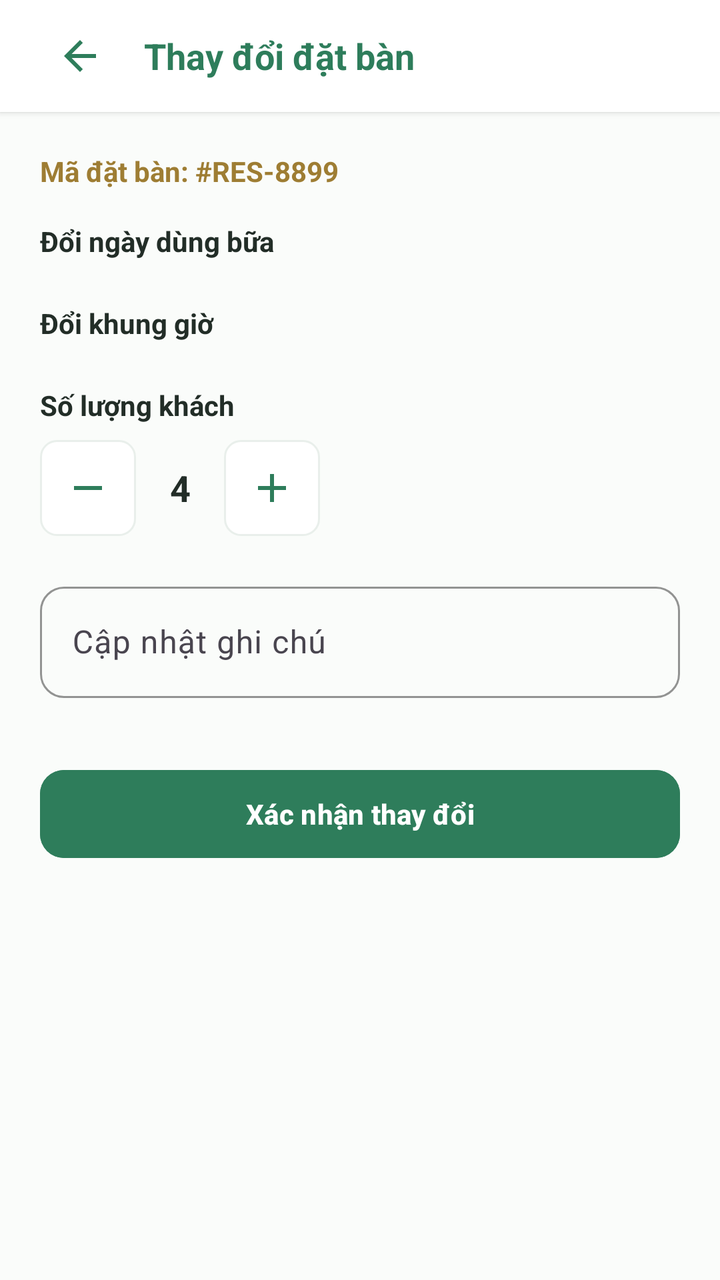
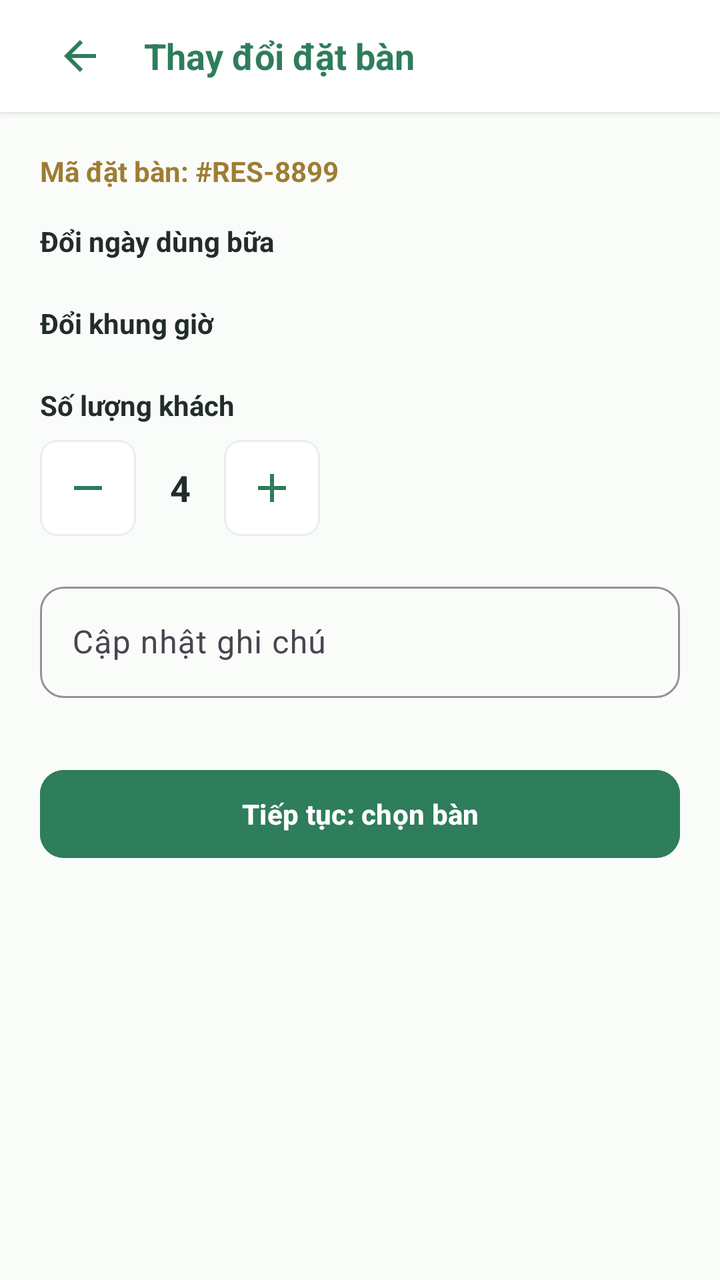

Two renders of the same Android screen: before a commit and after it. Below are the layout's source before the change and the commit's diff.
<!-- AndroidManifest.xml: application theme Theme.VietTable -->
<!-- res/layout/fragment_res_change.xml -->
<?xml version="1.0" encoding="utf-8"?>
<ScrollView
    xmlns:android="http://schemas.android.com/apk/res/android"
    xmlns:app="http://schemas.android.com/apk/res-auto"
    android:layout_width="match_parent"
    android:layout_height="match_parent"
    android:background="@color/bg_cream"
    android:fillViewport="true">

    <LinearLayout
        android:layout_width="match_parent"
        android:layout_height="wrap_content"
        android:orientation="vertical">

        
        <LinearLayout
            android:layout_width="match_parent"
            android:layout_height="wrap_content"
            android:minHeight="56dp"
            android:tag="safe_top"
            android:background="@color/surface"
            android:elevation="2dp"
            android:gravity="center_vertical"
            android:orientation="horizontal"
            android:paddingHorizontal="16dp">

        <ImageButton
            android:id="@+id/btnBack"
            android:layout_width="48dp"
            android:layout_height="48dp"
            android:contentDescription="@string/a11y_back"
                android:background="?attr/selectableItemBackgroundBorderless"
                android:src="@drawable/ic_back"
                app:tint="@color/primary" />

            <TextView
                android:layout_width="0dp"
                android:layout_height="wrap_content"
                android:layout_marginStart="8dp"
                android:layout_weight="1"
                android:text="Thay đổi đặt bàn"
                android:textColor="@color/primary"
                android:textSize="18sp"
                android:textStyle="bold" />
        </LinearLayout>

        <LinearLayout
            android:layout_width="match_parent"
            android:layout_height="wrap_content"
            android:orientation="vertical"
            android:padding="20dp">

            <TextView
                android:id="@+id/tvResChangeId"
                android:layout_width="match_parent"
                android:layout_height="wrap_content"
                android:text="Mã đặt bàn: #RES-8899"
                android:textColor="@color/accent_gold_dark"
                android:textSize="14sp"
                android:textStyle="bold" />

            
            <TextView
                android:layout_width="match_parent"
                android:layout_height="wrap_content"
                android:layout_marginTop="16dp"
                android:text="Đổi ngày dùng bữa"
                android:textColor="@color/text_primary"
                android:textSize="14sp"
                android:textStyle="bold" />

            <com.google.android.material.chip.ChipGroup
                android:id="@+id/chipGroupChangeDate"
                android:layout_width="match_parent"
                android:layout_height="wrap_content"
                android:layout_marginTop="6dp"
                app:singleSelection="true" />

            
            <TextView
                android:layout_width="match_parent"
                android:layout_height="wrap_content"
                android:layout_marginTop="16dp"
                android:text="Đổi khung giờ"
                android:textColor="@color/text_primary"
                android:textSize="14sp"
                android:textStyle="bold" />

            <com.google.android.material.chip.ChipGroup
                android:id="@+id/chipGroupChangeTime"
                android:layout_width="match_parent"
                android:layout_height="wrap_content"
                android:layout_marginTop="6dp"
                app:singleSelection="true" />

            
            <TextView
                android:layout_width="match_parent"
                android:layout_height="wrap_content"
                android:layout_marginTop="16dp"
                android:text="Số lượng khách"
                android:textColor="@color/text_primary"
                android:textSize="14sp"
                android:textStyle="bold" />

            <LinearLayout
                android:layout_width="wrap_content"
                android:layout_height="wrap_content"
                android:layout_marginTop="8dp"
                android:gravity="center_vertical"
                android:orientation="horizontal">

                <ImageButton
                    android:id="@+id/btnChangeMinusGuest"
                    android:layout_width="48dp"
                    android:layout_height="48dp"
                    android:contentDescription="@string/a11y_decrease"
                    android:background="@drawable/bg_badge"
                    android:src="@drawable/ic_remove"
                    app:tint="@color/primary" />

                <TextView
                    android:id="@+id/tvChangeGuestCount"
                    android:layout_width="44dp"
                    android:layout_height="wrap_content"
                    android:gravity="center"
                    android:text="4"
                    android:textColor="@color/text_primary"
                    android:textSize="18sp"
                    android:textStyle="bold" />

                <ImageButton
                    android:id="@+id/btnChangePlusGuest"
                    android:layout_width="48dp"
                    android:layout_height="48dp"
                    android:contentDescription="@string/a11y_increase"
                    android:background="@drawable/bg_badge"
                    android:src="@drawable/ic_add"
                    app:tint="@color/primary" />
            </LinearLayout>

            
            <com.google.android.material.textfield.TextInputLayout
                style="@style/Widget.VietTable.TextInputLayout"
                android:layout_width="match_parent"
                android:layout_height="wrap_content"
                android:layout_marginTop="20dp"
                android:hint="Cập nhật ghi chú">

                <com.google.android.material.textfield.TextInputEditText
                    android:id="@+id/etChangeNote"
                    android:layout_width="match_parent"
                    android:layout_height="wrap_content" />
            </com.google.android.material.textfield.TextInputLayout>

            <com.google.android.material.button.MaterialButton
                android:id="@+id/btnSubmitChange"
                style="@style/Widget.VietTable.Button.Primary"
                android:layout_width="match_parent"
                android:layout_height="wrap_content"
                android:layout_marginTop="32dp"
                android:text="Xác nhận thay đổi" />

        </LinearLayout>
    </LinearLayout>
</ScrollView>
<!-- resources referenced by this layout -->
<resources>
  <color name="accent_gold_dark">#9E7D33</color>
  <color name="bg_cream">#FAFCFA</color>
  <color name="primary">#2E7D5B</color>
  <color name="surface">#FFFFFF</color>
  <color name="text_primary">#222D27</color>
  <!-- drawable bg_badge (drawable) -->
  <?xml version="1.0" encoding="utf-8"?>
  <shape xmlns:android="http://schemas.android.com/apk/res/android"
      android:shape="rectangle">
      <corners android:radius="8dp" />
      <solid android:color="@color/surface" />
      <stroke android:width="1dp" android:color="@color/divider" />
  </shape>
  <!-- drawable ic_add (drawable) -->
  <vector xmlns:android="http://schemas.android.com/apk/res/android"
      android:width="24dp"
      android:height="24dp"
      android:viewportWidth="24"
      android:viewportHeight="24">
      <path
          android:fillColor="#FF000000"
          android:pathData="M19,13h-6v6h-2v-6H5v-2h6V5h2v6h6v2z"/>
  </vector>
  <!-- drawable ic_remove (drawable) -->
  <vector xmlns:android="http://schemas.android.com/apk/res/android"
      android:width="24dp"
      android:height="24dp"
      android:viewportWidth="24"
      android:viewportHeight="24">
      <path
          android:fillColor="#FF000000"
          android:pathData="M19,13H5v-2h14v2z"/>
  </vector>
  <string name="a11y_back">Quay lại</string>
  <string name="a11y_decrease">Giảm số lượng</string>
  <string name="a11y_increase">Tăng số lượng</string>
  <style name="Theme.VietTable" parent="Base.Theme.VietTable" />
  <color name="divider">#E9EFEB</color>
  <dimen name="btn_height_primary">52dp</dimen>
  <dimen name="radius_medium">12dp</dimen>
  <style name="TextAppearance.VietTable.Button" parent="TextAppearance.Material3.LabelLarge">
          <item name="android:textSize">@dimen/text_button</item>
          <item name="android:textStyle">bold</item>
          <item name="android:textAllCaps">false</item>
      </style>
  <dimen name="text_button">14sp</dimen>
  <color name="primary_dark">#24654A</color>
  <color name="on_primary">#FFFFFF</color>
  <color name="primary_container">#EEF7F2</color>
  <color name="on_primary_container">#1B4E38</color>
  <color name="accent_gold">#CCA862</color>
  <color name="white">#FFFFFFFF</color>
  <color name="accent_gold_container">#FAF5EB</color>
  <color name="surface_variant">#F3F7F5</color>
  <color name="semantic_error">#D32F2F</color>
  <style name="Widget.VietTable.Toolbar" parent="Widget.Material3.Toolbar">
          <item name="android:background">@color/surface</item>
          <item name="titleTextColor">@color/text_primary</item>
          <item name="subtitleTextColor">@color/text_secondary</item>
          <item name="navigationIconTint">@color/text_primary</item>
      </style>
  <color name="text_secondary">#68766E</color>
  <color name="transparent">#00000000</color>
  <dimen name="radius_large">16dp</dimen>
  <dimen name="card_elevation">1.5dp</dimen>
  <dimen name="card_stroke_width">1dp</dimen>
  <!-- drawable bg_bottom_nav_floating (drawable) -->
  <?xml version="1.0" encoding="utf-8"?>
  <shape xmlns:android="http://schemas.android.com/apk/res/android"
      android:shape="rectangle">
      <solid android:color="@color/surface" />
      <corners android:radius="24dp" />
      <stroke
          android:width="1dp"
          android:color="#E6EFEA" />
  </shape>
  <style name="TextAppearance.VietTable.BottomNav.Label" parent="TextAppearance.Material3.LabelSmall">
          <item name="android:textSize">11sp</item>
          <item name="android:textStyle">normal</item>
      </style>
  <style name="TextAppearance.VietTable.BottomNav.Label.Active" parent="TextAppearance.Material3.LabelSmall">
          <item name="android:textSize">11sp</item>
          <item name="android:textStyle">bold</item>
      </style>
  <!-- unchanged entries left out for length: 14 -->
</resources>

<!-- the commit's change to res/layout/fragment_res_change.xml (unified diff, before → after) -->
@@ -159,7 +159,7 @@
                 android:layout_width="match_parent"
                 android:layout_height="wrap_content"
                 android:layout_marginTop="32dp"
-                android:text="Xác nhận thay đổi" />
+                android:text="Tiếp tục: chọn bàn" />
 
         </LinearLayout>
     </LinearLayout>
